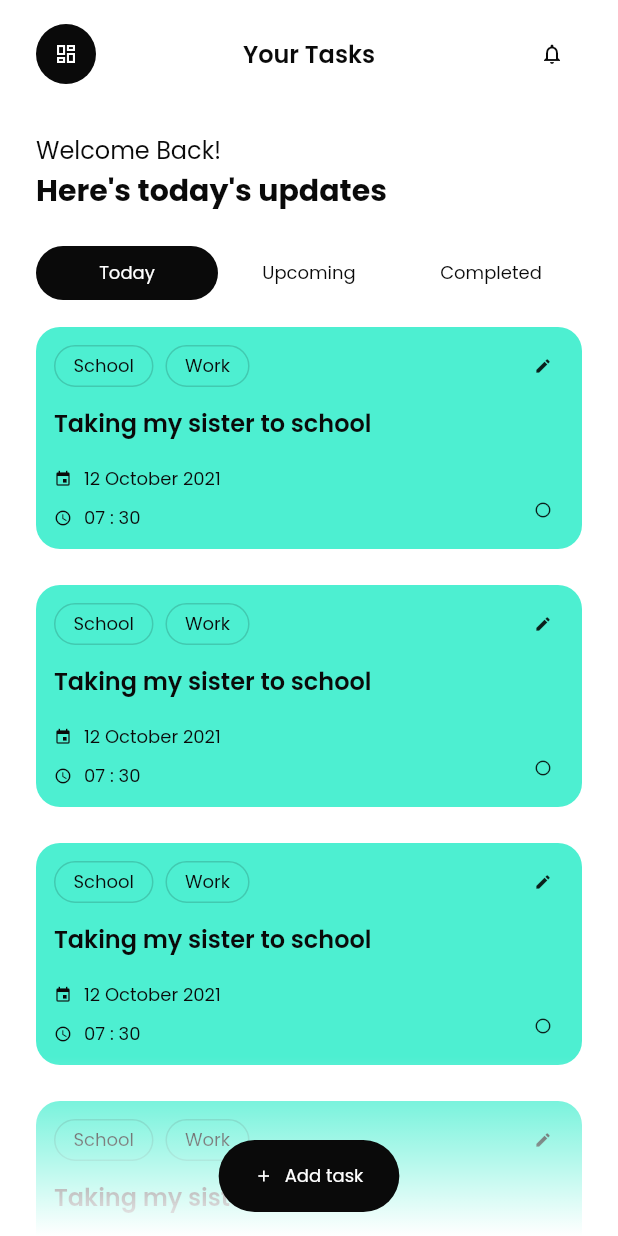
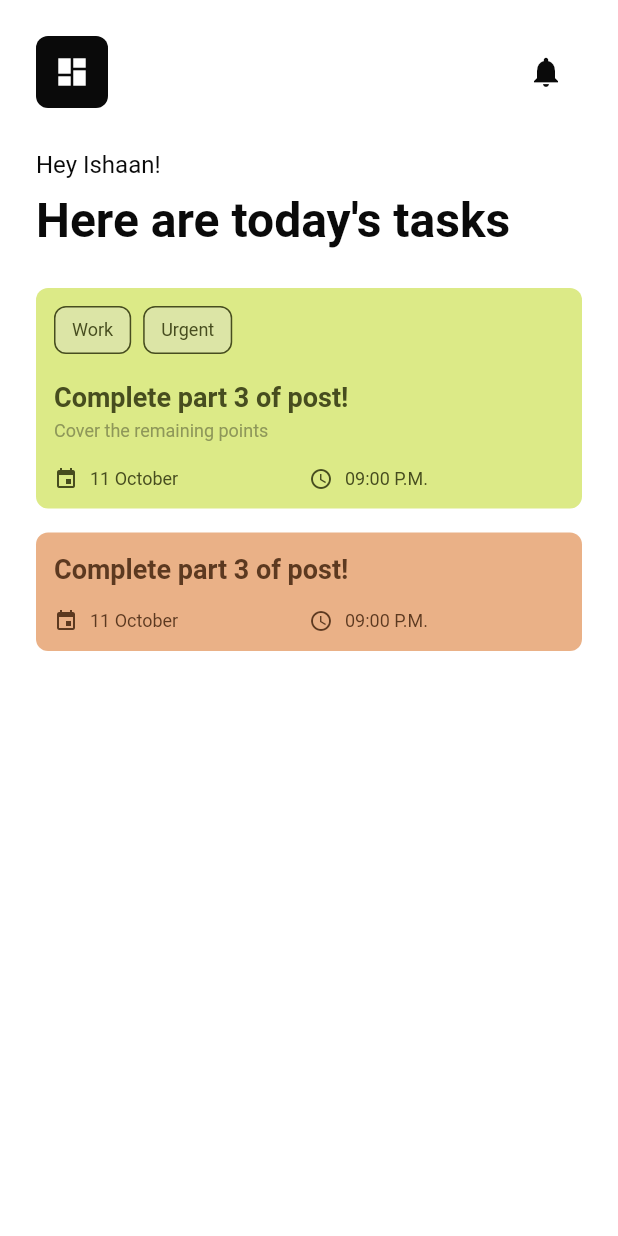
Before and after one commit to may-dusa/reminder-app, a Flutter app: the screen it shows after launch, on a phone screen of 412 x 824 dp. Run offline on Flutter 3.47's test engine with Material 2 defaults, Android fonts, the phone set to English and light mode, and no system bars.

Commit message:
Changed UI

```diff
--- a/lib/main.dart
+++ b/lib/main.dart
@@ -1,13 +1,24 @@
 import 'package:flutter/material.dart';
-import 'package:flutter/services.dart';
 import 'themes.dart';
 
 void main(List<String> args) {
+  // ignore: prefer_const_constructors
   runApp(MyApp());
-  SystemChrome.setSystemUIOverlayStyle(
-    const SystemUiOverlayStyle(statusBarColor: Colors.white),
-  );
 }
+
+List<Color> greenTheme = [
+  ColorPalette.greenLight,
+  ColorPalette.green,
+  ColorPalette.greenDark,
+  ColorPalette.greenDarker,
+];
+
+List<Color> orangeTheme = [
+  ColorPalette.orangeLight,
+  ColorPalette.orange,
+  ColorPalette.orangeDark,
+  ColorPalette.orangeDarker,
+];
 
 class MyApp extends StatelessWidget {
   const MyApp({Key? key}) : super(key: key);
@@ -15,13 +26,11 @@ class MyApp extends StatelessWidget {
   @override
   Widget build(BuildContext context) {
     return MaterialApp(
-      theme: ThemeData(
-        floatingActionButtonTheme: fabTheme,
-      ),
       debugShowCheckedModeBanner: false,
       routes: {
         "/": (context) => const HomePage(),
       },
+      initialRoute: "/",
     );
   }
 }
@@ -34,148 +43,53 @@ class HomePage extends StatefulWidget {
 }
 
 class _HomePageState extends State<HomePage> {
-  List<String> tabText = ["Today", "Upcoming", "Completed"];
-  int selectedInd = 0;
-
-  List<Widget> totalTasks = [];
-
+  GlobalKey scaffoldKey = GlobalKey();
   @override
   Widget build(BuildContext context) {
     return SafeArea(
       child: Scaffold(
-        backgroundColor: Colors.white,
+        key: scaffoldKey,
         appBar: PreferredSize(
-          preferredSize: const Size(double.infinity, double.maxFinite),
-          child: DefaultAppBar(
-            hasRightItems: true,
-            leftItems: [
-              TextButton(
-                style: btnStyle(true, false),
-                child: const Icon(
-                  Icons.dashboard_outlined,
-                  size: 16.0,
-                ),
-                onPressed: () {},
+          preferredSize: Size.fromHeight(96),
+          child: DefAppBar(
+            leftAction: DefaultButton.withoutText(
+                icon: Icons.dashboard, onPressFn: () {}),
+            rightAction: DefaultButton.withoutText(
+              icon: Icons.notifications,
+              onPressFn: () {},
+              isFilled: false,
+            ),
+          ),
+        ),
+        backgroundColor: ColorPalette.white,
+        body: Padding(
+          padding: const EdgeInsets.symmetric(horizontal: 24),
+          child: Column(
+            crossAxisAlignment: CrossAxisAlignment.start,
+            children: [
+              Text(
+                "Hey Ishaan!",
+                style: textTheme.bodyText2,
               ),
-            ],
-            title: "Your Tasks",
-            rightItems: [
-              TextButton(
-                style: btnStyle(false, false),
-                child: const Icon(
-                  Icons.notifications_outlined,
-                  size: 16.0,
-                ),
-                onPressed: () {},
+              Text(
+                "Here are today's tasks",
+                style: textTheme.headline1,
+              ),
+              const SizedBox(
+                height: 24,
+              ),
+              TaskCard(
+                theme: greenTheme,
+                title: "Complete part 3 of post!",
+                subtitle: "Cover the remaining points",
+                tags: const ["Work", "Urgent"],
+              ),
+              TaskCard(
+                theme: orangeTheme,
+                title: "Complete part 3 of post!",
               ),
             ],
           ),
-        ),
-        floatingActionButtonLocation: FloatingActionButtonLocation.centerFloat,
-        floatingActionButton: FloatingActionButton.extended(
-          onPressed: () {},
-          icon: const Icon(
-            Icons.add,
-            size: 12,
-          ),
-          label: Text(
-            "Add task",
-            style: textTheme.bodyText2!.copyWith(color: Colors.white),
-          ),
-        ),
-        body: Stack(
-          children: [
-            Padding(
-              padding: const EdgeInsets.only(left: 24, right: 24, top: 16),
-              child: Column(
-                crossAxisAlignment: CrossAxisAlignment.start,
-                mainAxisSize: MainAxisSize.min,
-                children: [
-                  //======Greetings and search========
-                  Column(
-                    crossAxisAlignment: CrossAxisAlignment.start,
-                    children: [
-                      Text(
-                        "Welcome Back!",
-                        style: textTheme.bodyText1,
-                      ),
-                      Text(
-                        "Here's today's updates",
-                        style: textTheme.headline1,
-                      ),
-                    ],
-                  ),
-
-                  const SizedBox(
-                    height: 16,
-                  ),
-
-                  //======Tabs===
-                  Flex(
-                    direction: Axis.horizontal,
-                    mainAxisSize: MainAxisSize.max,
-                    crossAxisAlignment: CrossAxisAlignment.center,
-                    children: [
-                      for (var t in tabText)
-                        Expanded(
-                          flex: 1,
-                          child: TextButton(
-                            onPressed: () {
-                              selectedInd = tabText.indexOf(t);
-                              setState(() {});
-                            },
-                            child: Text(t),
-                            style: btnStyle(
-                                    tabText.indexOf(t) == selectedInd, true)
-                                .copyWith(
-                              padding: MaterialStateProperty.all(
-                                const EdgeInsets.symmetric(
-                                  vertical: 2,
-                                ),
-                              ),
-                              textStyle: MaterialStateProperty.all(
-                                  textTheme.bodyText2),
-                            ),
-                          ),
-                        ),
-                    ],
-                  ),
-                  Expanded(
-                    child: ListView.builder(
-                      physics: const BouncingScrollPhysics(),
-                      itemCount: 5,
-                      itemBuilder: (context, index) {
-                        return TaskCard(
-                          tags: const ["School", "Work"],
-                          title: "Taking my sister to school",
-                          date: "12 October 2021",
-                          time: "07 : 30",
-                          bgColor: colorPalette["cyan"]!,
-                        );
-                      },
-                    ),
-                  ),
-                ],
-              ),
-            ),
-            Positioned(
-              bottom: 0,
-              child: Container(
-                height: 120,
-                width: MediaQuery.of(context).size.width,
-                decoration: BoxDecoration(
-                  gradient: LinearGradient(
-                    colors: [
-                      Colors.white,
-                      Colors.white.withAlpha(0),
-                    ],
-                    begin: Alignment.bottomCenter,
-                    end: Alignment.topCenter,
-                  ),
-                ),
-              ),
-            ),
-          ],
         ),
       ),
     );
--- a/lib/themes.dart
+++ b/lib/themes.dart
@@ -1,265 +1,330 @@
+import 'dart:developer';
+
 import 'package:flutter/material.dart';
-import 'package:google_fonts/google_fonts.dart';
 
-class DefaultAppBar extends StatefulWidget {
-  const DefaultAppBar({
-    Key? key,
-    this.rightItems,
-    required this.leftItems,
-    required this.title,
-    required this.hasRightItems,
-  }) : super(key: key);
+// Default Theme - This theme (text & color) is the base for all the components
+// used.
 
-  final List<Widget>? rightItems;
-  final List<Widget> leftItems;
-  final String title;
-  final bool hasRightItems;
-  @override
-  _DefaultAppBarState createState() => _DefaultAppBarState();
+// Color Theme
+
+class ColorPalette {
+  ColorPalette._();
+
+  // Neutrals
+
+  static const Color black = Color.fromRGBO(10, 10, 10, 1);
+  static const Color blackLight = Color.fromRGBO(50, 50, 50, 1);
+  static const Color gray = Color.fromRGBO(102, 102, 102, 1);
+  static const Color grayLight = Color.fromRGBO(248, 248, 248, 1);
+  static const Color white = Color.fromRGBO(255, 255, 255, 1);
+
+  // Green
+
+  static const Color green = Color.fromRGBO(220, 234, 135, 1);
+  static const Color greenDark = Color.fromRGBO(142, 151, 89, 1);
+  static const Color greenDarker = Color.fromRGBO(71, 77, 31, 1);
+  static const Color greenLight = Color.fromRGBO(220, 229, 166, 1);
+
+  // Orange
+
+  static const Color orange = Color.fromRGBO(234, 177, 135, 1);
+  static const Color orangeDark = Color.fromRGBO(164, 107, 65, 1);
+  static const Color orangeDarker = Color.fromRGBO(92, 57, 32, 1);
+  static const Color orangeLight = Color.fromRGBO(235, 190, 156, 1);
 }
 
-class _DefaultAppBarState extends State<DefaultAppBar> {
-  @override
-  Row giveRightItems() {
-    return Row(
-      crossAxisAlignment: CrossAxisAlignment.center,
-      mainAxisSize: MainAxisSize.min,
-      children: widget.rightItems!,
+// Text Theme
+
+const TextTheme textTheme = TextTheme(
+  headline1: TextStyle(
+    fontFamily: "Roboto",
+    fontSize: 32,
+    fontWeight: FontWeight.w700,
+    height: 1.5,
+    color: ColorPalette.black,
+  ),
+  headline2: TextStyle(
+    fontFamily: "Roboto",
+    fontSize: 18,
+    fontWeight: FontWeight.w700,
+    height: 1.3,
+    color: ColorPalette.black,
+  ),
+  bodyText1: TextStyle(
+    fontFamily: "Roboto",
+    fontSize: 12,
+    height: 1.3,
+    color: ColorPalette.black,
+  ),
+  bodyText2: TextStyle(
+    fontFamily: "Roboto",
+    fontSize: 16,
+    height: 1.5,
+    color: ColorPalette.black,
+  ),
+);
+
+//==============================================================================
+
+// ComponentsStyle - Default styles of components used (padding, size, etc.)
+
+final ButtonStyle _buttonStyle = ButtonStyle(
+  padding: MaterialStateProperty.all(EdgeInsets.zero),
+  textStyle: MaterialStateProperty.all(
+      textTheme.bodyText1!.copyWith(color: ColorPalette.white)),
+  backgroundColor: MaterialStateProperty.all(ColorPalette.black),
+  foregroundColor: MaterialStateProperty.all(ColorPalette.white),
+  elevation: MaterialStateProperty.all(0),
+  shape: MaterialStateProperty.all(RoundedRectangleBorder(
+    borderRadius: BorderRadius.circular(8),
+  )),
+  animationDuration: const Duration(milliseconds: 200),
+  minimumSize: MaterialStateProperty.all(const Size(48, 48)),
+  maximumSize: MaterialStateProperty.all(const Size(double.maxFinite, 48)),
+);
+
+//==============================================================================
+
+// Components - Default Components
+
+// Buttons
+
+class DefaultButton extends TextButton {
+  DefaultButton({
+    Key? key,
+    required Function() onPressFn,
+    required Widget content,
+    required bool isFilled,
+  }) : super(
+          key: key,
+          onPressed: onPressFn,
+          child: content,
+          style: isFilled
+              ? _buttonStyle
+              : _buttonStyle.copyWith(
+                  textStyle: MaterialStateProperty.all(textTheme.bodyText1!),
+                  backgroundColor:
+                      MaterialStateProperty.all(ColorPalette.white),
+                  foregroundColor:
+                      MaterialStateProperty.all(ColorPalette.black),
+                ),
+        );
+
+  factory DefaultButton.withText({
+    required String title,
+    required IconData icon,
+    required Function() onPressFn,
+    bool isFilled = true,
+  }) {
+    Widget content = Row(
+      children: [
+        SizedBox(
+          width: 48,
+          height: 48,
+          child: Icon(
+            icon,
+            size: 24,
+            color: isFilled ? ColorPalette.white : ColorPalette.black,
+          ),
+        ),
+        Text(
+          title,
+        ),
+      ],
+    );
+
+    return DefaultButton(
+      onPressFn: onPressFn,
+      content: content,
+      isFilled: isFilled,
     );
   }
 
+  factory DefaultButton.withoutText({
+    required IconData icon,
+    required Function() onPressFn,
+    bool isFilled = true,
+  }) {
+    Widget content = SizedBox(
+      width: 32,
+      height: 32,
+      child: Icon(
+        icon,
+        size: 24,
+        color: isFilled ? ColorPalette.white : ColorPalette.black,
+      ),
+    );
+
+    return DefaultButton(
+      onPressFn: onPressFn,
+      content: content,
+      isFilled: isFilled,
+    );
+  }
+}
+
+// App Bar -
+
+class DefAppBar extends StatelessWidget {
+  const DefAppBar({
+    Key? key,
+    this.title,
+    required this.leftAction,
+    this.rightAction,
+  }) : super(
+          key: key,
+        );
+
+  final String? title;
+  final DefaultButton leftAction;
+  final DefaultButton? rightAction;
+
+  @override
   Widget build(BuildContext context) {
     return Container(
-      padding: const EdgeInsets.all(12),
+      margin: const EdgeInsets.all(24),
       child: Row(
+        mainAxisAlignment: MainAxisAlignment.spaceBetween,
         crossAxisAlignment: CrossAxisAlignment.center,
-        mainAxisAlignment: MainAxisAlignment.spaceBetween,
         children: [
           Row(
             crossAxisAlignment: CrossAxisAlignment.center,
-            mainAxisSize: MainAxisSize.min,
-            children: widget.leftItems,
+            children: [
+              leftAction,
+              const SizedBox(
+                width: 8,
               ),
+              if (title != null)
                 Text(
-            widget.title,
-            style: textTheme.headline2,
+                  title!,
+                  style: textTheme.headline1,
                 ),
-          if (widget.hasRightItems) giveRightItems(),
+            ],
+          ),
+          if (rightAction != null) rightAction!,
         ],
       ),
     );
   }
 }
 
+// Cards
+
 class TaskCard extends StatelessWidget {
-  const TaskCard({
+  TaskCard({
     Key? key,
-    required this.tags,
+    required this.theme,
+    this.tags,
     required this.title,
-    required this.date,
-    required this.time,
-    required this.bgColor,
+    this.subtitle,
   }) : super(key: key);
 
-  final List<String> tags;
-  final String title, date, time;
-  final Color bgColor;
+  final List<Color> theme;
+  final List<String>? tags;
+  final String title;
+  final String? subtitle;
+  final String deadlineDate = DateTime.now().day.toString();
 
   @override
   Widget build(BuildContext context) {
     return Container(
+      decoration: BoxDecoration(
+        color: theme[1],
+        borderRadius: BorderRadius.circular(8),
+      ),
       padding: const EdgeInsets.all(12),
-      margin: const EdgeInsets.symmetric(vertical: 12),
-      decoration: BoxDecoration(
-        borderRadius: BorderRadius.circular(16),
-        color: bgColor,
-      ),
-      child: Stack(
-        alignment: Alignment.topRight,
-        fit: StackFit.loose,
-        children: [
-          Column(
+      margin: const EdgeInsets.only(bottom: 16),
+      child: Column(
         crossAxisAlignment: CrossAxisAlignment.start,
         children: [
-              Row(
-                crossAxisAlignment: CrossAxisAlignment.center,
-                children: [
-                  for (var s in tags) Tag(s: s),
-                ],
-              ),
-              const SizedBox(
-                height: 12,
-              ),
+          if (tags != null) _createTags(),
           Text(
             title,
-                style: textTheme.headline2,
+            style: textTheme.headline2!.copyWith(color: theme[3]),
           ),
+          if (subtitle != null) _createSubtitle(),
           const SizedBox(
             height: 16,
           ),
-              IconInfo(icon: Icons.event, data: date),
+          Row(
+            children: [
+              Expanded(
+                flex: 1,
+                child: Row(
+                  mainAxisAlignment: MainAxisAlignment.start,
+                  crossAxisAlignment: CrossAxisAlignment.center,
+                  children: [
+                    Icon(
+                      Icons.event,
+                      color: theme[3],
+                      size: 16,
+                    ),
                     const SizedBox(
-                height: 8,
+                      width: 8,
                     ),
-              IconInfo(icon: Icons.schedule, data: time),
+                    Text(
+                      "11 October",
+                      style: textTheme.bodyText1!.copyWith(color: theme[3]),
+                    )
                   ],
                 ),
-          Positioned(
-            top: 0,
-            right: 0,
-            child: Container(
-              padding: const EdgeInsets.all(8),
-              child: const Icon(
-                Icons.edit,
-                size: 12.0,
               ),
+              Expanded(
+                flex: 1,
+                child: Row(
+                  mainAxisAlignment: MainAxisAlignment.start,
+                  crossAxisAlignment: CrossAxisAlignment.center,
+                  children: [
+                    Icon(
+                      Icons.schedule,
+                      color: theme[3],
+                      size: 16,
                     ),
+                    const SizedBox(
+                      width: 8,
                     ),
-          Positioned(
-            right: 0,
-            bottom: 0,
-            child: Container(
-              padding: const EdgeInsets.all(8),
-              child: const Icon(
-                Icons.circle_outlined,
-                size: 12.0,
+                    Text(
+                      "09:00 P.M.",
+                      style: textTheme.bodyText1!.copyWith(color: theme[3]),
+                    )
+                  ],
                 ),
-            ),
+              )
+            ],
           ),
         ],
       ),
     );
   }
-}
 
-class IconInfo extends StatelessWidget {
-  const IconInfo({Key? key, required this.icon, required this.data})
-      : super(key: key);
-
-  final IconData icon;
-  final String data;
-
-  @override
-  Widget build(BuildContext context) {
+  Row _createTags() {
     return Row(
       crossAxisAlignment: CrossAxisAlignment.center,
       children: [
-        Icon(
-          icon,
-          size: 12.0,
-          color: colorPalette["black"],
+        for (var t in tags!)
+          Container(
+            decoration: BoxDecoration(
+                color: theme[0],
+                borderRadius: BorderRadius.circular(8),
+                border: Border.all(color: theme[3], width: 1)),
+            padding: const EdgeInsets.symmetric(vertical: 7, horizontal: 11),
+            margin: const EdgeInsets.only(bottom: 16, right: 8),
+            child: Text(
+              t,
+              style: textTheme.bodyText1!.copyWith(color: theme[3]),
             ),
-        const SizedBox(
-          width: 8,
-        ),
-        Text(
-          data,
-          style: textTheme.caption,
           ),
       ],
     );
   }
-}
 
-class Tag extends StatelessWidget {
-  const Tag({Key? key, required this.s}) : super(key: key);
-
-  final String s;
-
-  @override
-  Widget build(BuildContext context) {
+  Container _createSubtitle() {
     return Container(
-      decoration: BoxDecoration(
-        borderRadius: BorderRadius.circular(24),
-        border: Border.all(
-          width: 1.0,
-          color: Colors.black.withAlpha(40),
-        ),
-      ),
-      padding: const EdgeInsets.symmetric(horizontal: 12, vertical: 4),
-      margin: const EdgeInsets.only(right: 8),
+      margin: const EdgeInsets.only(top: 4),
       child: Text(
-        s,
-        style: textTheme.bodyText2,
+        subtitle!,
+        style: textTheme.bodyText1!.copyWith(color: theme[2]),
       ),
     );
   }
 }
-
-//=======================================
-//=============THEMES====================
-//=======================================
-
-Map<String, Color> colorPalette = {
-  "black": const Color.fromRGBO(10, 10, 10, 1),
-  "blackDark": const Color.fromRGBO(0, 0, 0, 1),
-  "sky": const Color.fromRGBO(246, 247, 251, 1),
-  "gray": const Color.fromRGBO(180, 180, 180, 1),
-  "red": const Color.fromRGBO(238, 30, 30, 1),
-  "cyan": const Color.fromRGBO(77, 239, 209, 1),
-  "yellow": const Color.fromRGBO(251, 226, 21, 1),
-  "blue": const Color.fromRGBO(64, 209, 241, 1),
-  "purple": const Color.fromRGBO(181, 173, 255, 1),
-};
-
-TextTheme textTheme = TextTheme(
-  headline1: GoogleFonts.poppins(
-    fontSize: 20.0,
-    fontWeight: FontWeight.bold,
-    color: colorPalette["black"],
-  ),
-  headline2: GoogleFonts.poppins(
-    fontSize: 16.0,
-    fontWeight: FontWeight.w600,
-    color: colorPalette["black"],
-  ),
-  bodyText1: GoogleFonts.poppins(
-    fontSize: 16.0,
-    color: colorPalette["black"],
-  ),
-  bodyText2: GoogleFonts.poppins(
-    fontSize: 12.0,
-    color: colorPalette["black"],
-  ),
-  caption: GoogleFonts.poppins(
-    fontSize: 12.0,
-    color: colorPalette["black"],
-  ),
-);
-
-//======================================================
-//====================BUTTON============================
-//======================================================
-
-ButtonStyle btnStyle(bool isFilled, bool isText) {
-  return ButtonStyle(
-    padding: MaterialStateProperty.all(EdgeInsets.all(12)),
-    textStyle: MaterialStateProperty.all(textTheme.bodyText1),
-    backgroundColor: MaterialStateProperty.all(
-        isFilled ? colorPalette["black"] : Colors.transparent),
-    foregroundColor: MaterialStateProperty.all(
-        isFilled ? Colors.white : colorPalette["black"]),
-    overlayColor: MaterialStateProperty.all(
-        isFilled ? colorPalette["blackDark"] : colorPalette["sky"]),
-    shadowColor: MaterialStateProperty.all(Colors.transparent),
-    elevation: MaterialStateProperty.all(0),
-    side: MaterialStateProperty.all(BorderSide.none),
-    shape: MaterialStateProperty.all(isText
-        ? RoundedRectangleBorder(
-            borderRadius: BorderRadius.circular(24),
-          )
-        : const CircleBorder()),
-    splashFactory: InkSplash.splashFactory,
-  );
-}
-
-FloatingActionButtonThemeData fabTheme = FloatingActionButtonThemeData(
-    foregroundColor: Colors.white,
-    backgroundColor: colorPalette["black"]!,
-    splashColor: colorPalette["blackDark"]!,
-    elevation: 0,
-    shape: RoundedRectangleBorder(
-      borderRadius: BorderRadius.circular(24),
-    ),
-    extendedPadding: const EdgeInsets.symmetric(horizontal: 24, vertical: 2),
-    extendedTextStyle: textTheme.bodyText2!.copyWith(color: Colors.white));
```
Also changed, not shown: 1 other file. Lines whose indentation alone changed are shown as unchanged.
